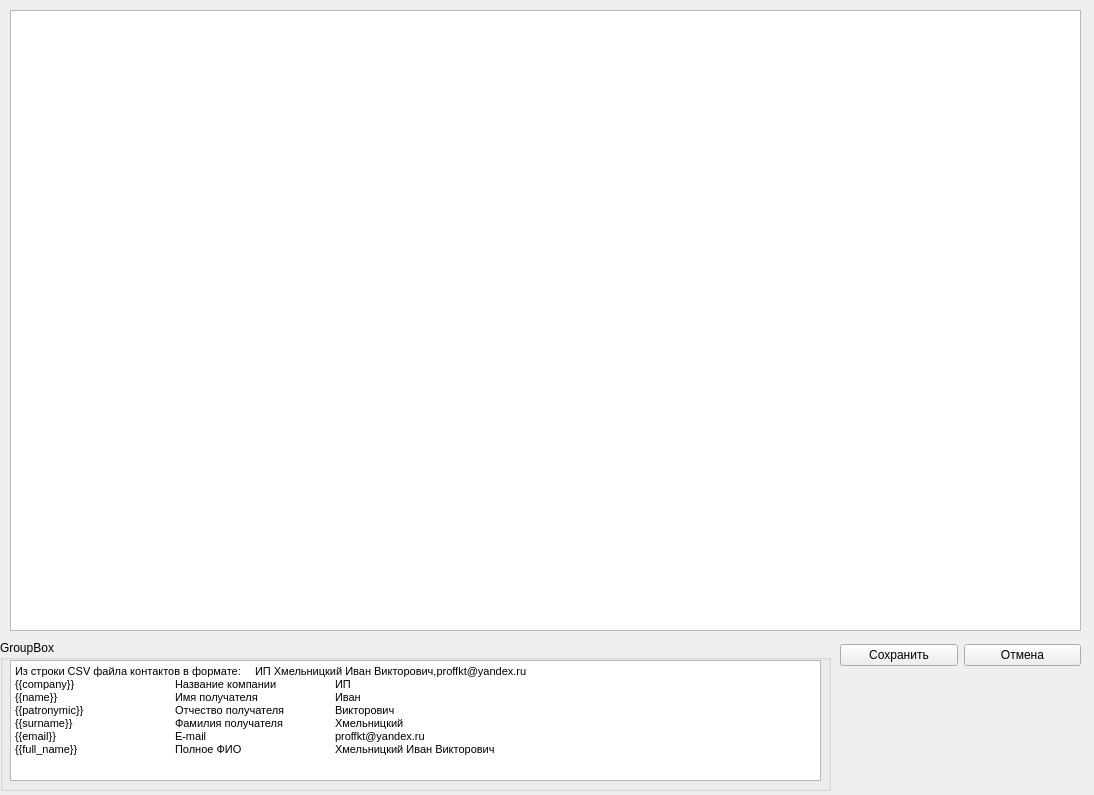
Before: the Qt Designer form editor.ui in almaz8811/Sendler, drawn with Qt 5.
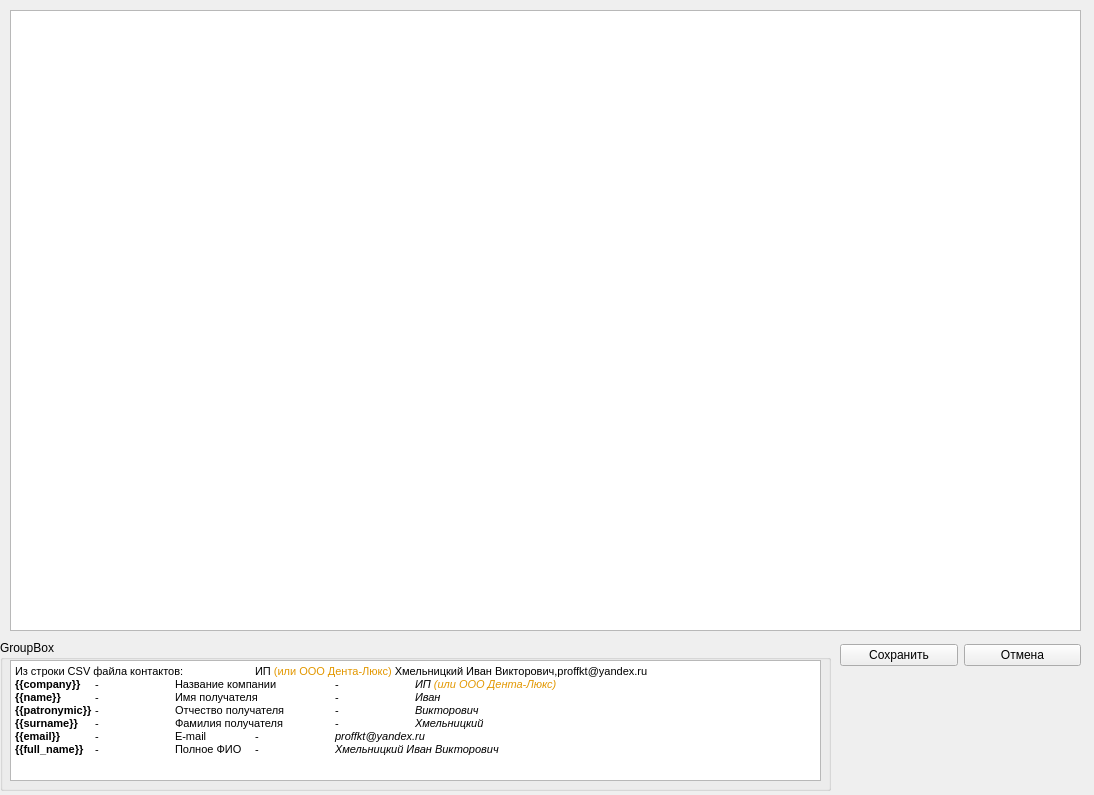
After: the same form once the commit is applied.

Commit message: Добавил шаблонизатор в тему и содержание письма

The edit to the form file:
```diff
--- a/editor.ui
+++ b/editor.ui
@@ -103,13 +103,13 @@
 &lt;html&gt;&lt;head&gt;&lt;meta name=&quot;qrichtext&quot; content=&quot;1&quot; /&gt;&lt;style type=&quot;text/css&quot;&gt;
 p, li { white-space: pre-wrap; }
 &lt;/style&gt;&lt;/head&gt;&lt;body style=&quot; font-family:'MS Shell Dlg 2'; font-size:8.25pt; font-weight:400; font-style:normal;&quot;&gt;
-&lt;p style=&quot; margin-top:0px; margin-bottom:0px; margin-left:0px; margin-right:0px; -qt-block-indent:0; text-indent:0px;&quot;&gt;&lt;span style=&quot; font-size:8pt;&quot;&gt;Из строки CSV файла контактов в формате:	ИП Хмельницкий Иван Викторович,proffkt@yandex.ru&lt;/span&gt;&lt;/p&gt;
-&lt;p style=&quot; margin-top:0px; margin-bottom:0px; margin-left:0px; margin-right:0px; -qt-block-indent:0; text-indent:0px;&quot;&gt;&lt;span style=&quot; font-size:8pt;&quot;&gt;{{company}}		Название компании	ИП&lt;/span&gt;&lt;/p&gt;
-&lt;p style=&quot; margin-top:0px; margin-bottom:0px; margin-left:0px; margin-right:0px; -qt-block-indent:0; text-indent:0px;&quot;&gt;&lt;span style=&quot; font-size:8pt;&quot;&gt;{{name}}		Имя получателя	Иван&lt;/span&gt;&lt;/p&gt;
-&lt;p style=&quot; margin-top:0px; margin-bottom:0px; margin-left:0px; margin-right:0px; -qt-block-indent:0; text-indent:0px;&quot;&gt;&lt;span style=&quot; font-size:8pt;&quot;&gt;{{patronymic}}		Отчество получателя	Викторович&lt;/span&gt;&lt;/p&gt;
-&lt;p style=&quot; margin-top:0px; margin-bottom:0px; margin-left:0px; margin-right:0px; -qt-block-indent:0; text-indent:0px;&quot;&gt;&lt;span style=&quot; font-size:8pt;&quot;&gt;{{surname}}		Фамилия получателя	Хмельницкий&lt;/span&gt;&lt;/p&gt;
-&lt;p style=&quot; margin-top:0px; margin-bottom:0px; margin-left:0px; margin-right:0px; -qt-block-indent:0; text-indent:0px;&quot;&gt;&lt;span style=&quot; font-size:8pt;&quot;&gt;{{email}}		E-mail		proffkt@yandex.ru&lt;/span&gt;&lt;/p&gt;
-&lt;p style=&quot; margin-top:0px; margin-bottom:0px; margin-left:0px; margin-right:0px; -qt-block-indent:0; text-indent:0px;&quot;&gt;&lt;span style=&quot; font-size:8pt;&quot;&gt;{{full_name}}		Полное ФИО		Хмельницкий Иван Викторович&lt;/span&gt;&lt;/p&gt;&lt;/body&gt;&lt;/html&gt;</string>
+&lt;p style=&quot; margin-top:0px; margin-bottom:0px; margin-left:0px; margin-right:0px; -qt-block-indent:0; text-indent:0px;&quot;&gt;&lt;span style=&quot; font-size:8pt;&quot;&gt;Из строки CSV файла контактов:	ИП &lt;/span&gt;&lt;span style=&quot; font-size:8pt; color:#e29700;&quot;&gt;(или ООО Дента-Люкс)&lt;/span&gt;&lt;span style=&quot; font-size:8pt;&quot;&gt; Хмельницкий Иван Викторович,proffkt@yandex.ru&lt;/span&gt;&lt;/p&gt;
+&lt;p style=&quot; margin-top:0px; margin-bottom:0px; margin-left:0px; margin-right:0px; -qt-block-indent:0; text-indent:0px;&quot;&gt;&lt;span style=&quot; font-size:8pt; font-weight:600;&quot;&gt;{{company}}&lt;/span&gt;&lt;span style=&quot; font-size:8pt;&quot;&gt;	-	Название компании	-	&lt;/span&gt;&lt;span style=&quot; font-size:8pt; font-style:italic;&quot;&gt;ИП &lt;/span&gt;&lt;span style=&quot; font-size:8pt; font-style:italic; color:#e29700;&quot;&gt;(или ООО Дента-Люкс)&lt;/span&gt;&lt;/p&gt;
+&lt;p style=&quot; margin-top:0px; margin-bottom:0px; margin-left:0px; margin-right:0px; -qt-block-indent:0; text-indent:0px;&quot;&gt;&lt;span style=&quot; font-size:8pt; font-weight:600;&quot;&gt;{{name}}&lt;/span&gt;&lt;span style=&quot; font-size:8pt;&quot;&gt;	-	Имя получателя	-	&lt;/span&gt;&lt;span style=&quot; font-size:8pt; font-style:italic;&quot;&gt;Иван&lt;/span&gt;&lt;/p&gt;
+&lt;p style=&quot; margin-top:0px; margin-bottom:0px; margin-left:0px; margin-right:0px; -qt-block-indent:0; text-indent:0px;&quot;&gt;&lt;span style=&quot; font-size:8pt; font-weight:600;&quot;&gt;{{patronymic}}&lt;/span&gt;&lt;span style=&quot; font-size:8pt;&quot;&gt;	-	Отчество получателя	-	&lt;/span&gt;&lt;span style=&quot; font-size:8pt; font-style:italic;&quot;&gt;Викторович&lt;/span&gt;&lt;/p&gt;
+&lt;p style=&quot; margin-top:0px; margin-bottom:0px; margin-left:0px; margin-right:0px; -qt-block-indent:0; text-indent:0px;&quot;&gt;&lt;span style=&quot; font-size:8pt; font-weight:600;&quot;&gt;{{surname}}&lt;/span&gt;&lt;span style=&quot; font-size:8pt;&quot;&gt;	-	Фамилия получателя	-	&lt;/span&gt;&lt;span style=&quot; font-size:8pt; font-style:italic;&quot;&gt;Хмельницкий&lt;/span&gt;&lt;/p&gt;
+&lt;p style=&quot; margin-top:0px; margin-bottom:0px; margin-left:0px; margin-right:0px; -qt-block-indent:0; text-indent:0px;&quot;&gt;&lt;span style=&quot; font-size:8pt; font-weight:600;&quot;&gt;{{email}}&lt;/span&gt;&lt;span style=&quot; font-size:8pt;&quot;&gt;	-	E-mail	-	&lt;/span&gt;&lt;span style=&quot; font-size:8pt; font-style:italic;&quot;&gt;proffkt@yandex.ru&lt;/span&gt;&lt;/p&gt;
+&lt;p style=&quot; margin-top:0px; margin-bottom:0px; margin-left:0px; margin-right:0px; -qt-block-indent:0; text-indent:0px;&quot;&gt;&lt;span style=&quot; font-size:8pt; font-weight:600;&quot;&gt;{{full_name}}&lt;/span&gt;&lt;span style=&quot; font-size:8pt;&quot;&gt;	-	Полное ФИО	-	&lt;/span&gt;&lt;span style=&quot; font-size:8pt; font-style:italic;&quot;&gt;Хмельницкий Иван Викторович&lt;/span&gt;&lt;/p&gt;&lt;/body&gt;&lt;/html&gt;</string>
      </property>
     </widget>
    </widget>
```
The commit also changes 2 other files.
